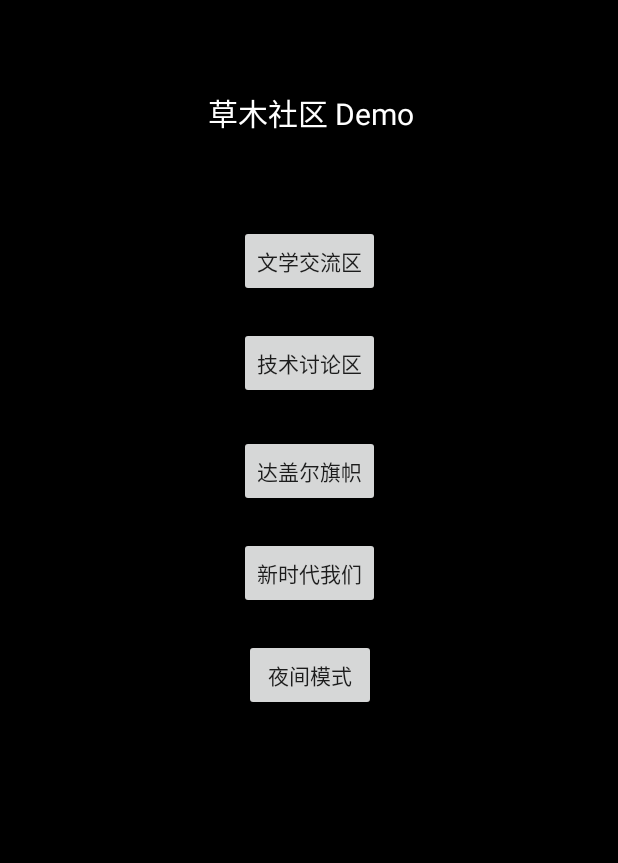
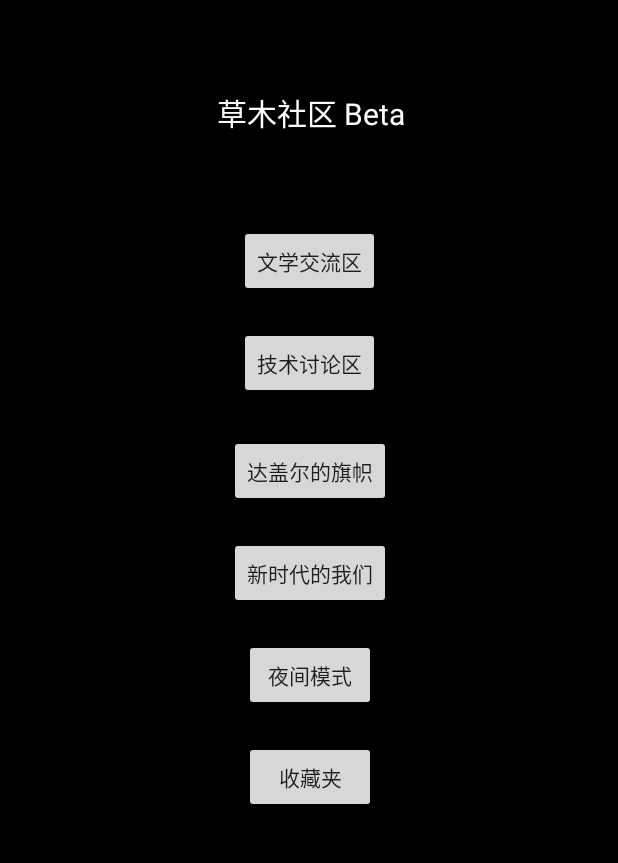
Before and after one commit to senventise/CLReader, an Android app: the MainActivity screen opened directly, with no data from a screen before it, on a phone screen of 412 x 824 dp, the part 84-947 px from its top. Run offline under Robolectric (Android 15) with nearby library versions, the phone set to English and light mode, and no system bars.

Commit message:
feat: 改进文本硬编码问题

```diff
--- a/app/src/main/res/layout/activity_main.xml
+++ b/app/src/main/res/layout/activity_main.xml
@@ -15,18 +15,18 @@
         android:layout_marginTop="150dp"
         android:layout_marginEnd="160dp"
         android:onClick="onCRWXClick"
-        android:text="文学交流区"
+        android:text="@string/wxjlq"
         app:layout_constraintEnd_toEndOf="parent"
         app:layout_constraintStart_toStartOf="parent"
         app:layout_constraintTop_toTopOf="parent" />
 
     <Button
-        android:onClick="onJSTLClick"
         android:id="@+id/button2"
         android:layout_width="wrap_content"
         android:layout_height="wrap_content"
         android:layout_marginTop="20dp"
-        android:text="技术讨论区"
+        android:onClick="onJSTLClick"
+        android:text="@string/jstlq"
         app:layout_constraintEnd_toEndOf="@+id/button"
         app:layout_constraintStart_toStartOf="@+id/button"
         app:layout_constraintTop_toBottomOf="@+id/button" />
@@ -38,44 +38,53 @@
         android:layout_marginBottom="60dp"
         android:textSize="20sp"
         android:textColor="?attr/textColor"
-        android:text="草木社区 Demo"
+        android:text="@string/main_title"
         app:layout_constraintBottom_toTopOf="@+id/button"
         app:layout_constraintEnd_toEndOf="@+id/button"
         app:layout_constraintHorizontal_bias="0.482"
         app:layout_constraintStart_toStartOf="@+id/button" />
 
     <Button
-        android:onClick="onXDSWMClick"
         android:id="@+id/button3"
         android:layout_width="wrap_content"
         android:layout_height="wrap_content"
         android:layout_marginTop="20dp"
-        android:text="新时代我们"
-        app:layout_constraintEnd_toEndOf="@+id/button4"
-        app:layout_constraintStart_toStartOf="@+id/button4"
+        android:onClick="onXDSWMClick"
+        android:text="@string/xsddwm"
+        app:layout_constraintEnd_toEndOf="@+id/button"
+        app:layout_constraintStart_toStartOf="@+id/button"
         app:layout_constraintTop_toBottomOf="@+id/button4" />
 
     <Button
-        android:onClick="onDGEQZClick"
         android:id="@+id/button4"
         android:layout_width="wrap_content"
         android:layout_height="wrap_content"
         android:layout_marginTop="24dp"
-        android:text="达盖尔旗帜"
-        app:layout_constraintEnd_toEndOf="@+id/button2"
-        app:layout_constraintHorizontal_bias="1.0"
-        app:layout_constraintStart_toStartOf="@+id/button2"
+        android:onClick="onDGEQZClick"
+        android:text="@string/dgedqz"
+        app:layout_constraintEnd_toEndOf="@+id/button"
+        app:layout_constraintStart_toStartOf="@+id/button"
         app:layout_constraintTop_toBottomOf="@+id/button2" />
 
     <Button
         android:id="@+id/button5"
-        android:onClick="onNightClick"
         android:layout_width="wrap_content"
         android:layout_height="wrap_content"
         android:layout_marginTop="20dp"
-        android:text="夜间模式"
-        app:layout_constraintEnd_toEndOf="@+id/button3"
-        app:layout_constraintStart_toStartOf="@+id/button3"
+        android:onClick="onNightClick"
+        android:text="@string/nightMode"
+        app:layout_constraintEnd_toEndOf="@+id/button"
+        app:layout_constraintStart_toStartOf="@+id/button"
         app:layout_constraintTop_toBottomOf="@+id/button3" />
 
+    <Button
+        android:id="@+id/button6"
+        android:layout_width="wrap_content"
+        android:layout_height="wrap_content"
+        android:layout_marginTop="20dp"
+        android:text="@string/favorite"
+        app:layout_constraintEnd_toEndOf="@+id/button"
+        app:layout_constraintStart_toStartOf="@+id/button"
+        app:layout_constraintTop_toBottomOf="@+id/button5" />
+
 </androidx.constraintlayout.widget.ConstraintLayout>
--- a/app/src/main/res/values/strings.xml
+++ b/app/src/main/res/values/strings.xml
@@ -1,3 +1,11 @@
 <resources>
     <string name="app_name">CLReader</string>
+    <string name="main_title">草木社区 Beta</string>
+    <string name="wxjlq">文学交流区</string>
+    <string name="jstlq">技术讨论区</string>
+    <string name="xsddwm">新时代的我们</string>
+    <string name="dgedqz">达盖尔的旗帜</string>
+    <string name="nightMode">夜间模式</string>
+    <string name="favorite">收藏夹</string>
+
 </resources>
```
